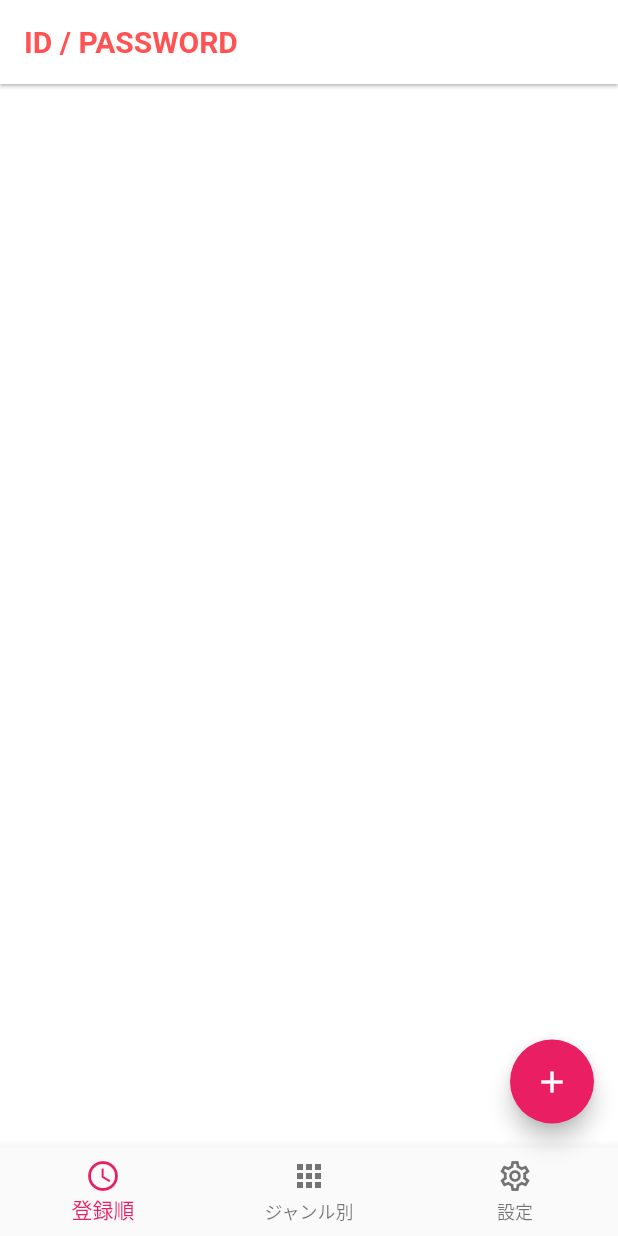
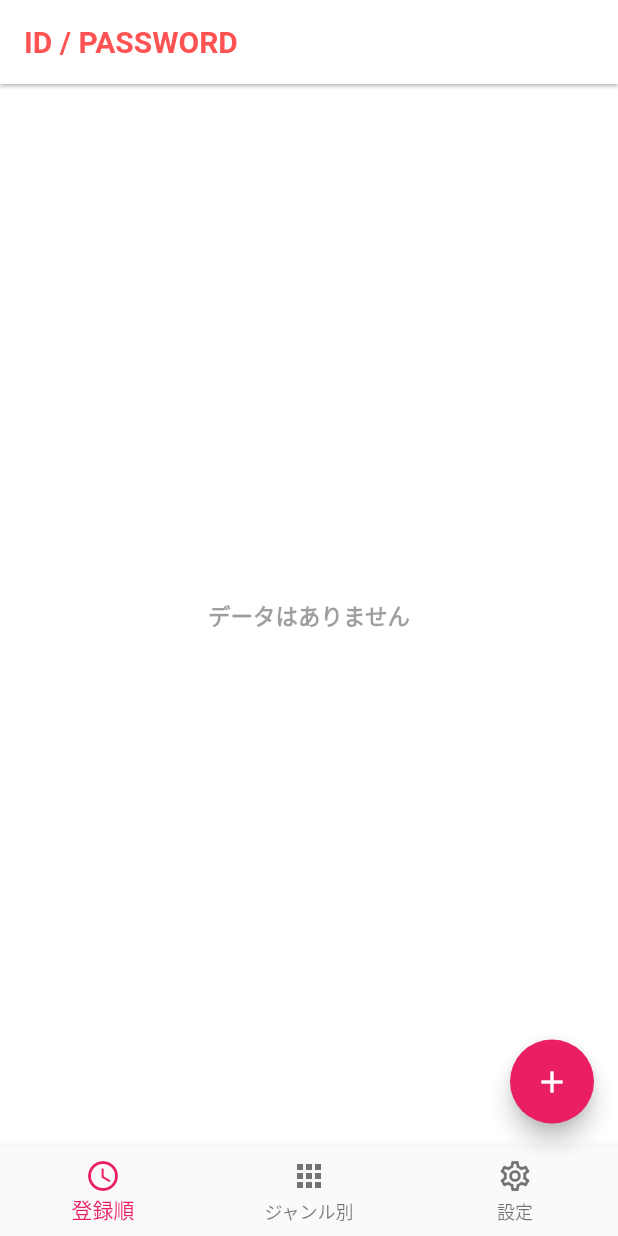
Before and after one commit to kolbe-ryo/password_app_2, a Flutter app: the screen it shows after launch, on a phone screen of 412 x 824 dp. Run offline on Flutter 3.47's test engine with Material 2 defaults, Android fonts, the phone set to English and light mode, and no system bars; our stand-ins replace flutter_riverpod, flutter_secure_storage, fluttertoast, freezed_annotation.

Commit message:
add nothing data text

```diff
--- /dev/null
+++ b/lib/view/component/atom/nothing_data_text.dart
@@ -0,0 +1,21 @@
+import 'package:flutter/material.dart';
+import 'package:flutter/src/foundation/key.dart';
+import 'package:flutter/src/widgets/framework.dart';
+import 'package:password_app_2/constants/style.dart';
+
+class NothingDataText extends StatelessWidget {
+  const NothingDataText({Key? key}) : super(key: key);
+
+  @override
+  Widget build(BuildContext context) {
+    return Center(
+      child: Padding(
+        padding: const EdgeInsets.all(kSpacing),
+        child: Text(
+          'データはありません',
+          style: kSecondTextStyle(),
+        ),
+      ),
+    );
+  }
+}
--- a/lib/view/registration_order_page.dart
+++ b/lib/view/registration_order_page.dart
@@ -4,6 +4,7 @@ import 'package:password_app_2/constants/style.dart';
 import 'package:password_app_2/enum/genre_data_enum.dart';
 import 'package:password_app_2/model/id_password_card_model.dart';
 import 'package:password_app_2/state/id_password_save_model_list.dart';
+import 'package:password_app_2/view/component/atom/nothing_data_text.dart';
 import 'package:password_app_2/view/component/organisms/id_password_card.dart';
 import 'package:password_app_2/view_model/id_password_save_view_model.dart';
 
@@ -16,7 +17,10 @@ class RegistrationOrderPage extends ConsumerWidget {
 
   @override
   Widget build(BuildContext context, WidgetRef ref) {
-    return GridView.builder(
+    final dataLength =
+        ref.watch(savingProvider.select((model) => model.modelList.length));
+    return dataLength != 0
+        ? GridView.builder(
             gridDelegate: const SliverGridDelegateWithFixedCrossAxisCount(
               childAspectRatio: 1.5,
               crossAxisCount: 2,
@@ -24,8 +28,8 @@ class RegistrationOrderPage extends ConsumerWidget {
               mainAxisSpacing: 8.0,
             ),
             itemBuilder: (context, index) {
-        final idPasswordSaveModel =
-            ref.watch(savingProvider.select((model) => model.modelList[index]));
+              final idPasswordSaveModel = ref.watch(
+                  savingProvider.select((model) => model.modelList[index]));
               return IdPasswordCard(
                 IdPasswordCardModel(
                   title: idPasswordSaveModel.name,
@@ -36,9 +40,9 @@ class RegistrationOrderPage extends ConsumerWidget {
                 ),
               );
             },
-      itemCount:
-          ref.watch(savingProvider.select((model) => model.modelList.length)),
+            itemCount: dataLength,
             padding: const EdgeInsets.all(kSpacing),
-    );
+          )
+        : const NothingDataText();
   }
 }
```
Lines whose indentation alone changed are shown as unchanged.
